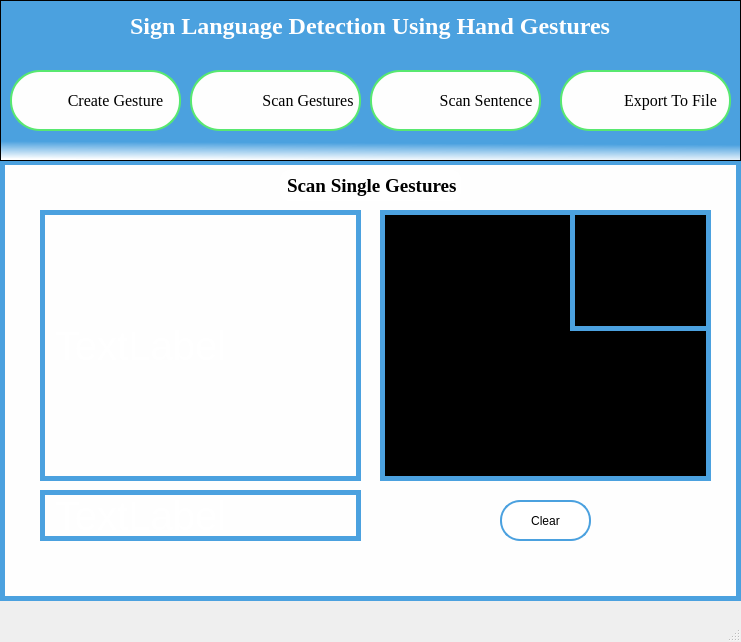
This is Source Code/UI_Files/scan_single.ui in shadabsk/Sign-Language-Recognition-Using-Hand-Gestures-Keras-PyQT5-OpenCV as Qt 5 draws it before an edit. The edited form follows.
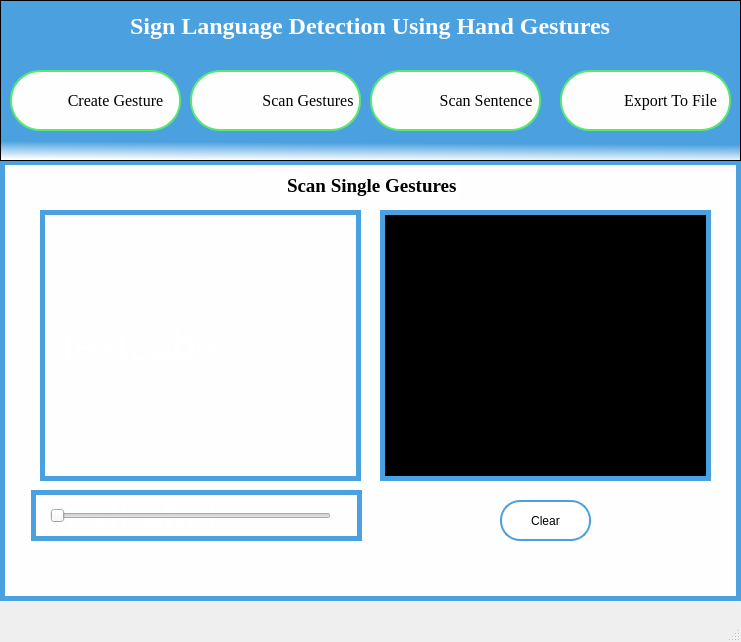
This is the edited form. Icons and pictures are not drawn.

Commit message: implemented slider inside qt window & enhanced Ui by adnan

What changed in the file:
```diff
--- a/Source Code/UI_Files/scan_single.ui
+++ b/Source Code/UI_Files/scan_single.ui
@@ -314,31 +314,12 @@
      <string>TextLabel</string>
     </property>
    </widget>
-   <widget class="QLabel" name="label_4">
-    <property name="geometry">
-     <rect>
-      <x>570</x>
-      <y>210</y>
-      <width>141</width>
-      <height>121</height>
-     </rect>
-    </property>
-    <property name="styleSheet">
-     <string notr="true">border: 5px solid #4ba1df;
-font-size: 40px;
-color:white;
-</string>
-    </property>
-    <property name="text">
-     <string/>
-    </property>
-   </widget>
    <widget class="QLabel" name="label_5">
     <property name="geometry">
      <rect>
-      <x>40</x>
+      <x>31</x>
       <y>490</y>
-      <width>321</width>
+      <width>331</width>
       <height>51</height>
      </rect>
     </property>
@@ -352,6 +333,34 @@
      <string>TextLabel</string>
     </property>
    </widget>
+   <widget class="QSlider" name="trackbar">
+    <property name="geometry">
+     <rect>
+      <x>50</x>
+      <y>500</y>
+      <width>281</width>
+      <height>31</height>
+     </rect>
+    </property>
+    <property name="styleSheet">
+     <string notr="true">color: rgb(0, 0, 0);</string>
+    </property>
+    <property name="maximum">
+     <number>255</number>
+    </property>
+    <property name="singleStep">
+     <number>1</number>
+    </property>
+    <property name="orientation">
+     <enum>Qt::Horizontal</enum>
+    </property>
+    <property name="invertedAppearance">
+     <bool>false</bool>
+    </property>
+    <property name="invertedControls">
+     <bool>false</bool>
+    </property>
+   </widget>
   </widget>
   <widget class="QMenuBar" name="menubar">
    <property name="geometry">
```
The commit also changes 5 other files.
